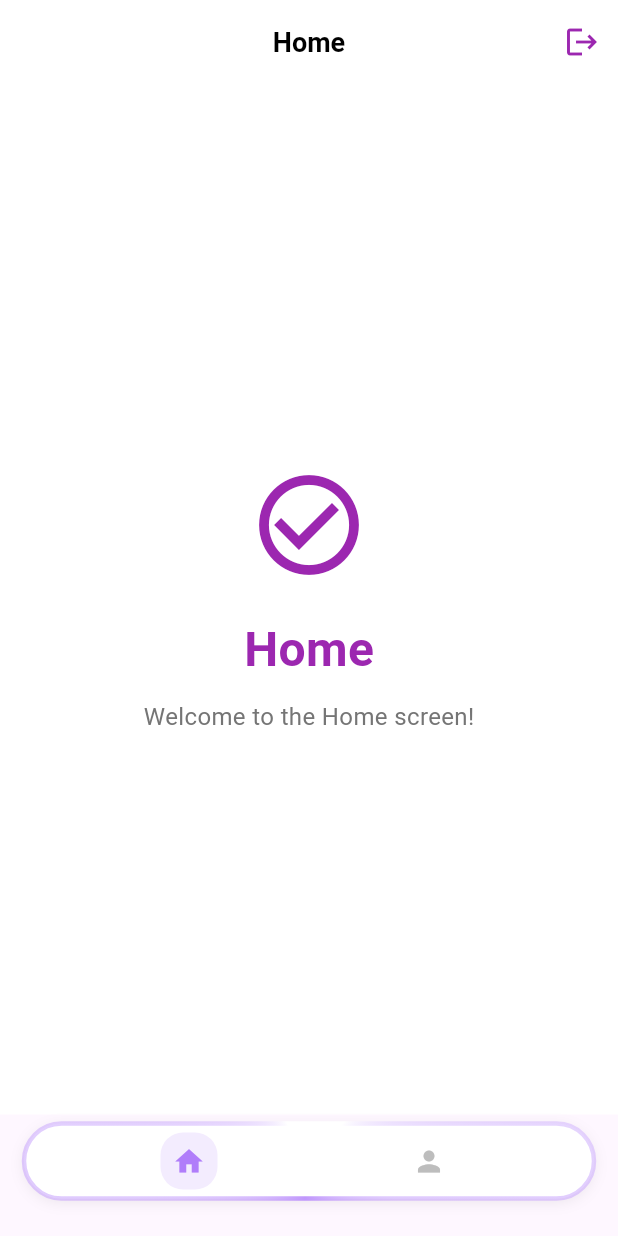
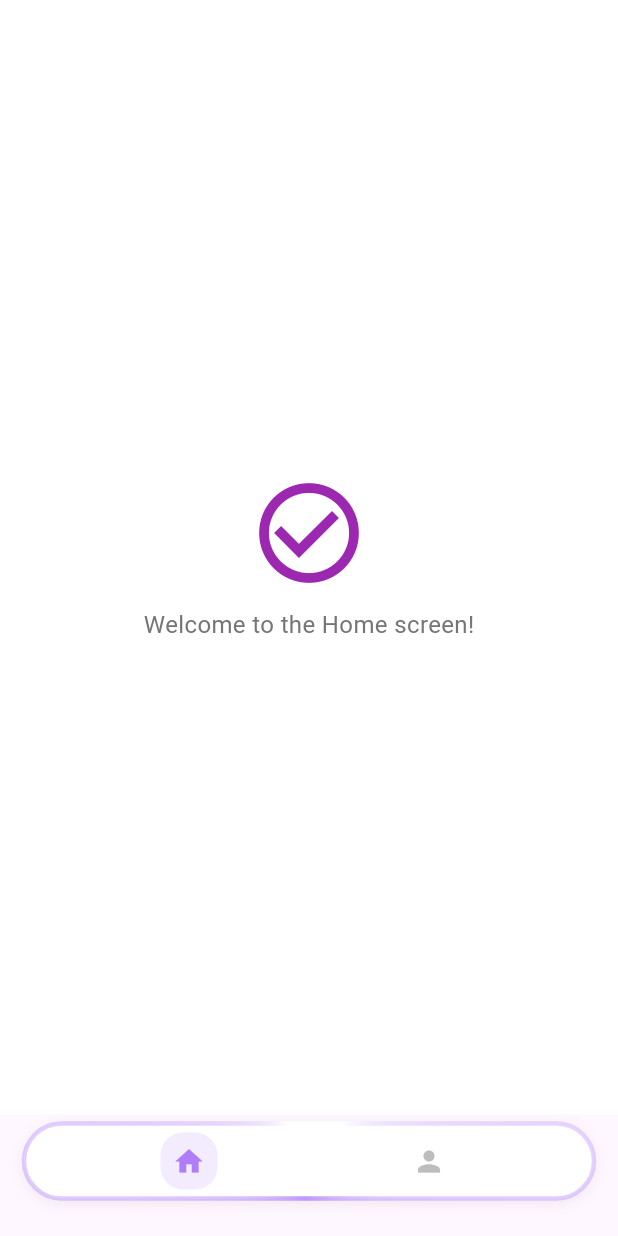
Before and after one commit to Adithyansyam/akshaya-requirements, a Flutter app: the screen it shows once a user with an empty profile is signed in, on a phone screen of 412 x 824 dp. Run offline on Flutter 3.47's test engine with Material 3 defaults, Android fonts, the phone set to English and light mode, and no system bars; our stand-ins replace cloud_firestore, firebase_auth, firebase_core; accounts and stored records are empty.

Commit message:
removed unnecessary elements form the home screen

```diff
--- a/lib/screens/home_screen.dart
+++ b/lib/screens/home_screen.dart
@@ -32,15 +32,6 @@ class _HomeScreenState extends State<HomeScreen> {
               Icons.check_circle_outline,
               size: 80,
               color: const Color(0xFF9C27B0),
-            ),
-            const SizedBox(height: 20),
-            const Text(
-              'Home',
-              style: TextStyle(
-                fontSize: 32,
-                fontWeight: FontWeight.bold,
-                color: Color(0xFF9C27B0),
-              ),
             ),
             const SizedBox(height: 10),
             Text(
@@ -82,36 +73,6 @@ class _HomeScreenState extends State<HomeScreen> {
   @override
   Widget build(BuildContext context) {
     return Scaffold(
-      appBar: AppBar(
-        backgroundColor: Colors.white,
-        elevation: 0,
-        title: Text(
-          _currentIndex == 0 ? 'Home' : 'Profile',
-          style: const TextStyle(
-            color: Colors.black,
-            fontSize: 18,
-            fontWeight: FontWeight.w600,
-          ),
-        ),
-        centerTitle: true,
-        iconTheme: const IconThemeData(color: Color(0xFF9C27B0)),
-        actions: [
-          IconButton(
-            icon: const Icon(Icons.logout),
-            color: const Color(0xFF9C27B0),
-            onPressed: () async {
-              await FirebaseAuth.instance.signOut();
-              if (context.mounted) {
-                Navigator.of(context).pushReplacement(
-                  MaterialPageRoute(
-                    builder: (context) => const LoginScreen(),
-                  ),
-                );
-              }
-            },
-          ),
-        ],
-      ),
       body: _currentIndex == 0 ? _buildHomeContent() : _buildProfileContent(),
       bottomNavigationBar: HomePageNavBar(
         currentIndex: _currentIndex,
```
